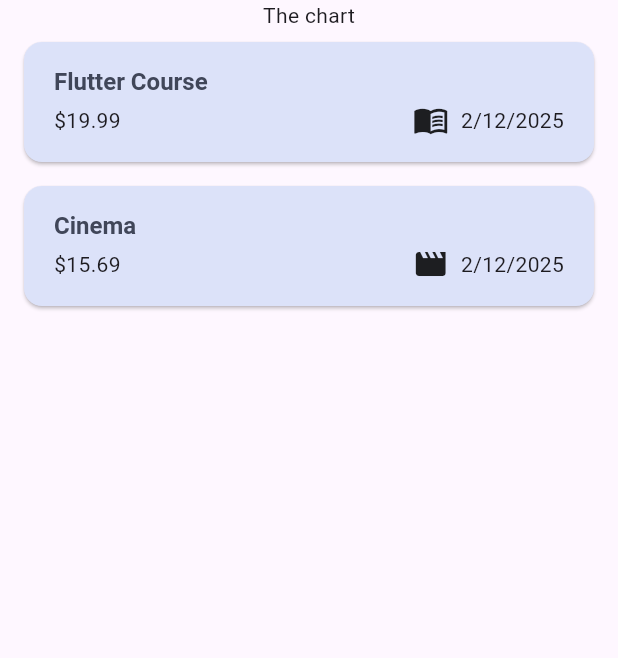
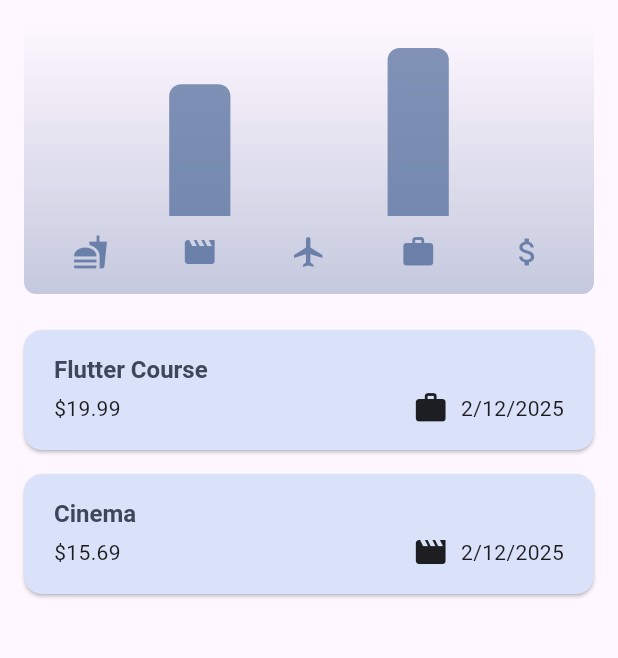
Before and after one commit to DorFerenc/Flutter_Expense_Tracker, a Flutter app: the screen it shows after launch, on a phone screen of 412 x 824 dp, the part 84-742 px from its top. Run offline on Flutter 3.47's test engine with Material 3 defaults, Android fonts, the phone set to English and light mode, and no system bars.

Commit message:
added charts

```diff
--- a/lib/main.dart
+++ b/lib/main.dart
@@ -3,11 +3,29 @@ import 'package:flutter/material.dart';
 import 'widgets/expenses.dart';
 
 var kColorScheme =
-    ColorScheme.fromSeed(seedColor: const Color.fromARGB(255, 74, 119, 211));
+    ColorScheme.fromSeed(seedColor: const Color.fromARGB(255, 139, 174, 239));
+
+var kDarkColorScheme = ColorScheme.fromSeed(
+    brightness: Brightness.dark,
+    seedColor: const Color.fromARGB(255, 5, 99, 125));
 
 void main() {
   runApp(
     MaterialApp(
+      darkTheme: ThemeData.dark().copyWith(
+        colorScheme: kDarkColorScheme,
+        cardTheme: const CardTheme().copyWith(
+          color: kDarkColorScheme.secondaryContainer,
+          margin: const EdgeInsets.symmetric(horizontal: 16, vertical: 8),
+        ),
+        elevatedButtonTheme: ElevatedButtonThemeData(
+          style: ElevatedButton.styleFrom(
+            backgroundColor: kDarkColorScheme.primaryContainer,
+            foregroundColor: kDarkColorScheme.onPrimaryContainer,
+          ),
+        ),
+      ),
+
       theme: ThemeData().copyWith(
           colorScheme: kColorScheme,
           appBarTheme: const AppBarTheme().copyWith(
@@ -29,8 +47,8 @@ void main() {
                   fontWeight: FontWeight.bold,
                   color: kColorScheme.onSecondaryContainer,
                 ),
-        )
-      ),
+              )),
+      // themeMode: ThemeMode.system,
       home: Expenses(),
     ),
   );
--- a/lib/models/expense.dart
+++ b/lib/models/expense.dart
@@ -8,21 +8,25 @@ const uuid = Uuid();
 
 enum Category {
   food,
-  transportation,
-  housing,
-  health,
+  // transportation,
+  // housing,
+  // health,
   leisure,
-  education,
+  // education,
+  travel,
+  work,
   other
 }
 
 const categoryIcons = {
   Category.food: Icons.fastfood,
-  Category.transportation: Icons.directions_bus,
-  Category.housing: Icons.home,
-  Category.health: Icons.local_hospital,
+  // Category.transportation: Icons.directions_bus,
+  // Category.housing: Icons.home,
+  // Category.health: Icons.local_hospital,
   Category.leisure: Icons.movie,
-  Category.education: Icons.menu_book,
+  // Category.education: Icons.menu_book,
+  Category.travel: Icons.flight,
+  Category.work: Icons.work,
   Category.other: Icons.attach_money,
 };
 
@@ -33,14 +37,37 @@ class Expense {
   final DateTime date;
   final Category category;
 
-  Expense({
-    required this.title,
-    required this.amount,
-    required this.date,
-    required this.category
-  }) : id = uuid.v4();
+  Expense(
+      {required this.title,
+      required this.amount,
+      required this.date,
+      required this.category})
+      : id = uuid.v4();
 
   String get formattedDate {
     return formatter.format(date);
   }
 }
+
+class ExpenseBucket {
+  final Category category;
+  final List<Expense> expenses;
+
+  const ExpenseBucket({
+    required this.category,
+    required this.expenses,
+  });
+
+  ExpenseBucket.forCategory(List<Expense> allExpenses, this.category)
+      : expenses = allExpenses
+            .where((expense) => expense.category == category)
+            .toList();
+
+  double get totalExpenses {
+    double sum = 0;
+    for (final expense in expenses) {
+      sum += expense.amount;
+    }
+    return sum;
+  }
+}
--- /dev/null
+++ b/lib/widgets/chart/chart.dart
@@ -0,0 +1,96 @@
+import 'package:flutter/material.dart';
+
+import 'package:expense_tracker/widgets/chart/chart_bar.dart';
+import 'package:expense_tracker/models/expense.dart';
+
+class Chart extends StatelessWidget {
+  const Chart({super.key, required this.expenses});
+
+  final List<Expense> expenses;
+
+  List<ExpenseBucket> get buckets {
+    return [
+      ExpenseBucket.forCategory(expenses, Category.food),
+      ExpenseBucket.forCategory(expenses, Category.leisure),
+      ExpenseBucket.forCategory(expenses, Category.travel),
+      ExpenseBucket.forCategory(expenses, Category.work),
+      ExpenseBucket.forCategory(expenses, Category.other),
+    ];
+  }
+
+  double get maxTotalExpense {
+    double maxTotalExpense = 0;
+
+    for (final bucket in buckets) {
+      if (bucket.totalExpenses > maxTotalExpense) {
+        maxTotalExpense = bucket.totalExpenses;
+      }
+    }
+
+    return maxTotalExpense;
+  }
+
+  @override
+  Widget build(BuildContext context) {
+    final isDarkMode =
+        MediaQuery.of(context).platformBrightness == Brightness.dark;
+    return Container(
+      margin: const EdgeInsets.all(16),
+      padding: const EdgeInsets.symmetric(
+        vertical: 16,
+        horizontal: 8,
+      ),
+      width: double.infinity,
+      height: 180,
+      decoration: BoxDecoration(
+        borderRadius: BorderRadius.circular(8),
+        gradient: LinearGradient(
+          colors: [
+            Theme.of(context).colorScheme.primary.withOpacity(0.3),
+            Theme.of(context).colorScheme.primary.withOpacity(0.0)
+          ],
+          begin: Alignment.bottomCenter,
+          end: Alignment.topCenter,
+        ),
+      ),
+      child: Column(
+        children: [
+          Expanded(
+            child: Row(
+              crossAxisAlignment: CrossAxisAlignment.end,
+              children: [
+                for (final bucket in buckets) // alternative to map()
+                  ChartBar(
+                    fill: bucket.totalExpenses == 0
+                        ? 0
+                        : bucket.totalExpenses / maxTotalExpense,
+                  )
+              ],
+            ),
+          ),
+          const SizedBox(height: 12),
+          Row(
+            children: buckets
+                .map(
+                  (bucket) => Expanded(
+                child: Padding(
+                  padding: const EdgeInsets.symmetric(horizontal: 4),
+                  child: Icon(
+                    categoryIcons[bucket.category],
+                    color: isDarkMode
+                        ? Theme.of(context).colorScheme.secondary
+                        : Theme.of(context)
+                        .colorScheme
+                        .primary
+                        .withOpacity(0.7),
+                  ),
+                ),
+              ),
+            )
+                .toList(),
+          )
+        ],
+      ),
+    );
+  }
+}
--- /dev/null
+++ b/lib/widgets/chart/chart_bar.dart
@@ -0,0 +1,34 @@
+import 'package:flutter/material.dart';
+
+class ChartBar extends StatelessWidget {
+  const ChartBar({
+    super.key,
+    required this.fill,
+  });
+
+  final double fill;
+
+  @override
+  Widget build(BuildContext context) {
+    final isDarkMode =
+        MediaQuery.of(context).platformBrightness == Brightness.dark;
+    return Expanded(
+      child: Padding(
+        padding: const EdgeInsets.symmetric(horizontal: 16),
+        child: FractionallySizedBox(
+          heightFactor: fill,
+          child: DecoratedBox(
+            decoration: BoxDecoration(
+              shape: BoxShape.rectangle,
+              borderRadius:
+              const BorderRadius.vertical(top: Radius.circular(8)),
+              color: isDarkMode
+                  ? Theme.of(context).colorScheme.secondary
+                  : Theme.of(context).colorScheme.primary.withOpacity(0.65),
+            ),
+          ),
+        ),
+      ),
+    );
+  }
+}
--- a/lib/widgets/expenses.dart
+++ b/lib/widgets/expenses.dart
@@ -1,3 +1,4 @@
+import 'package:expense_tracker/widgets/chart/chart.dart';
 import 'package:expense_tracker/widgets/new_expense.dart';
 import 'package:flutter/material.dart';
 import 'package:expense_tracker/models/expense.dart';
@@ -18,7 +19,7 @@ class _ExpensesState extends State<Expenses> {
         title: 'Flutter Course',
         amount: 19.99,
         date: DateTime.now(),
-        category: Category.education),
+        category: Category.work),
     Expense(
         title: 'Cinema',
         amount: 15.69,
@@ -87,7 +88,7 @@ class _ExpensesState extends State<Expenses> {
         ),
         body: Column(
           children: [
-            const Text('The chart'),
+            Chart(expenses: _registerdExpenses),
             Expanded(
               child: mainContent,
             ),
```
Lines whose indentation alone changed are shown as unchanged.
